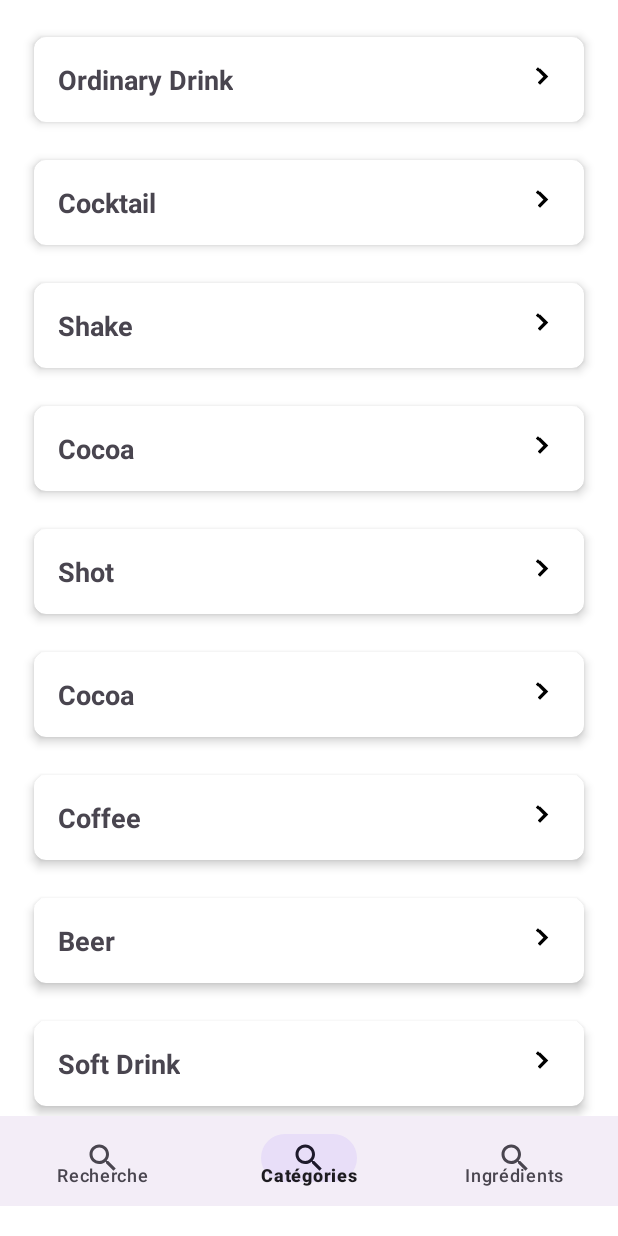
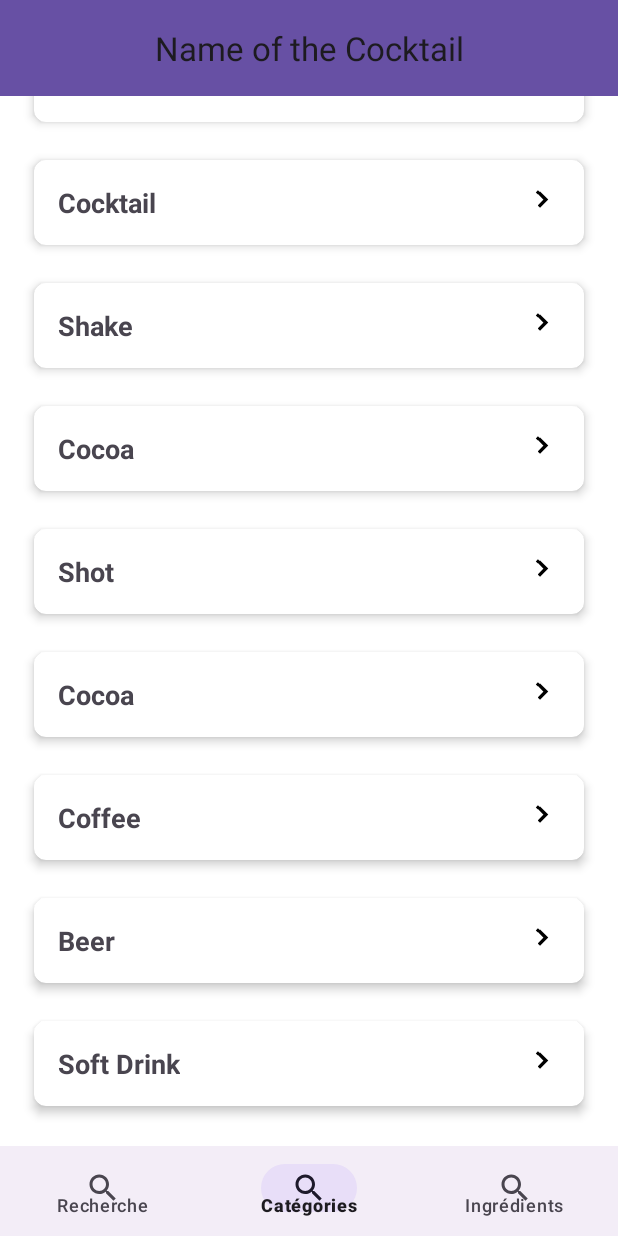
Before and after one commit to rebeccapnt/CocktailApp, an Android app: the screen it shows after launch (MainActivity), item 2 of the bottom bar chosen, on a phone screen of 412 x 824 dp. Run offline under Robolectric (Android 15) with nearby library versions, the phone set to English and light mode, and no system bars.

Commit message:
[feat] add top bar

```diff
--- a/app/src/main/res/layout/activity_main.xml
+++ b/app/src/main/res/layout/activity_main.xml
@@ -1,29 +1,50 @@
-<RelativeLayout xmlns:android="http://schemas.android.com/apk/res/android"
+<androidx.coordinatorlayout.widget.CoordinatorLayout
+    xmlns:android="http://schemas.android.com/apk/res/android"
     xmlns:app="http://schemas.android.com/apk/res-auto"
     xmlns:tools="http://schemas.android.com/tools"
     android:layout_width="match_parent"
     android:layout_height="match_parent"
-    android:background="#ffffff"
     tools:context=".MainActivity">
+
+    <com.google.android.material.appbar.AppBarLayout
+        android:id="@+id/appBarLayout"
+        android:layout_width="match_parent"
+        android:layout_height="wrap_content"
+        android:theme="@style/ThemeOverlay.MaterialComponents.Dark.ActionBar">
+
+    </com.google.android.material.appbar.AppBarLayout>
 
     <FrameLayout
         android:id="@+id/container"
         android:layout_width="match_parent"
         android:layout_height="match_parent"
         android:layout_above="@+id/bottomNav"
-        />
+        >
 
+    </FrameLayout>
+
+
+    <com.google.android.material.appbar.MaterialToolbar
+        android:id="@+id/toolbar"
+        android:layout_width="match_parent"
+        android:layout_height="?attr/actionBarSize"
+        android:background="?attr/colorPrimary"
+        app:layout_anchor="@+id/appBarLayout"
+        app:layout_anchorGravity="top"
+        app:title="Name of the Cocktail"
+        app:titleCentered="true" />
 
     <com.google.android.material.bottomnavigation.BottomNavigationView
         android:id="@+id/bottomNav"
         android:layout_width="match_parent"
         android:layout_height="60dp"
         android:layout_alignParentBottom="true"
-        android:layout_marginBottom="20dp"
+        android:scrollIndicators="left"
+        app:layout_anchor="@+id/container"
+        app:layout_anchorGravity="bottom"
         app:layout_constraintBottom_toBottomOf="parent"
         app:layout_constraintEnd_toEndOf="parent"
-        app:layout_constraintHorizontal_bias="0.5"
         app:layout_constraintStart_toStartOf="parent"
-        app:menu="@menu/bottom_navigation_menu"
-        android:scrollIndicators="left"/>
-</RelativeLayout>
+        app:menu="@menu/bottom_navigation_menu" />
+
+</androidx.coordinatorlayout.widget.CoordinatorLayout>
```
